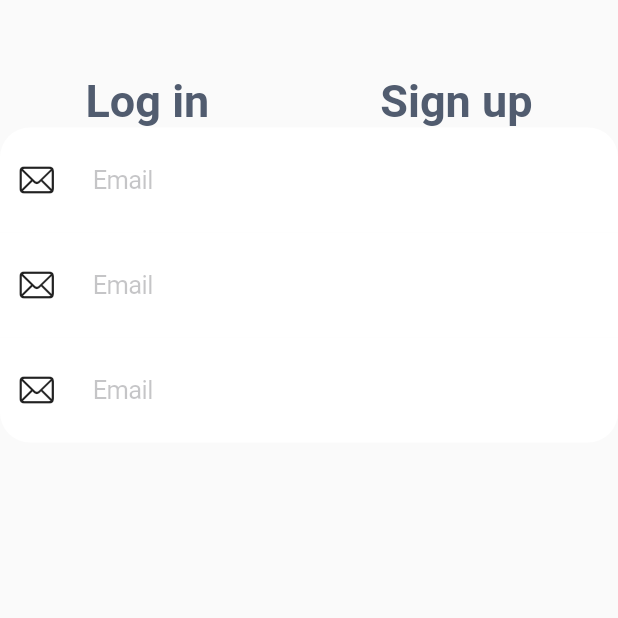
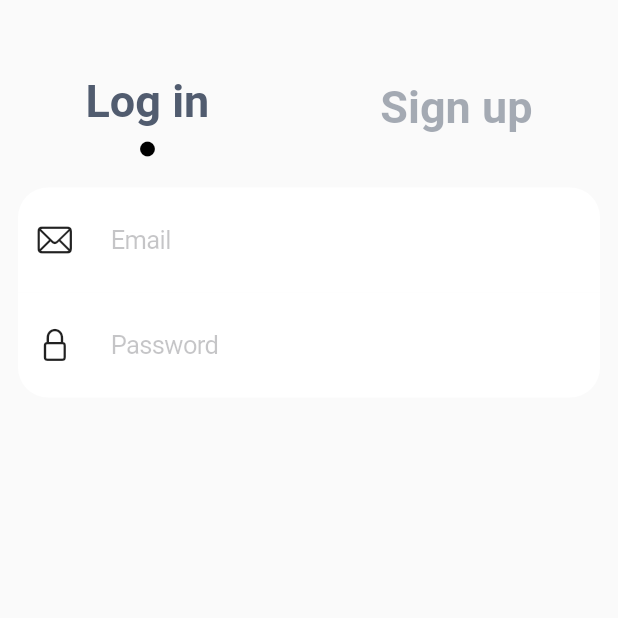
Before and after one commit to swilam202/shopify, a Flutter app: the screen it shows after launch, on a phone screen of 412 x 824 dp, the top half of it. Run offline on Flutter 3.47's test engine with Material 2 defaults, Android fonts, the phone set to English and light mode, and no system bars; our stand-ins replace flutter_bloc.

Commit message:
auth row items

```diff
--- /dev/null
+++ b/lib/auth feature/presenetaion/controller/auth cubit.dart
@@ -0,0 +1,20 @@
+import 'package:flutter_bloc/flutter_bloc.dart';
+import 'package:hhhhhhhh/auth%20feature/presenetaion/controller/auth%20state.dart';
+
+
+class AuthCubit extends Cubit<AuthState>{
+  AuthCubit():super(LoginState());
+
+  //bool isLogin = true;
+
+  void switchAuthMode({required bool isLogin}){
+    if(isLogin){
+      emit(LoginState());
+
+    }
+    else{
+      emit(SignupState());
+
+    }
+  }
+}
--- /dev/null
+++ b/lib/auth feature/presenetaion/controller/auth state.dart
@@ -0,0 +1,5 @@
+abstract class AuthState {}
+
+class LoginState extends AuthState{}
+
+class SignupState extends AuthState{}
--- a/lib/auth feature/presenetaion/pages/auth page.dart
+++ b/lib/auth feature/presenetaion/pages/auth page.dart
@@ -1,5 +1,10 @@
 import 'package:flutter/cupertino.dart';
 import 'package:flutter/material.dart';
+import 'package:flutter_bloc/flutter_bloc.dart';
+import 'package:hhhhhhhh/auth%20feature/presenetaion/controller/auth%20cubit.dart';
+import 'package:hhhhhhhh/auth%20feature/presenetaion/controller/auth%20state.dart';
+import 'package:hhhhhhhh/auth%20feature/presenetaion/widgets/auth%20row%20items.dart';
+import 'package:hhhhhhhh/auth%20feature/presenetaion/widgets/auth%20text%20form%20field%20section.dart';
 import 'package:hhhhhhhh/auth%20feature/presenetaion/widgets/positions%20enum.dart';
 import 'package:hhhhhhhh/core/styles/text%20styles.dart';
 
@@ -10,44 +15,36 @@ class AuthPage extends StatelessWidget {
 
   @override
   Widget build(BuildContext context) {
-    return  Scaffold(
+    return Scaffold(
       body: SafeArea(
-        child: Column(
-          children: [
-            Padding(
-              padding: EdgeInsets.only(top: 50),
-              child: Row(
-
+        child: BlocBuilder<AuthCubit, AuthState>(
+          builder: (context, state) {
+            return Padding(
+          padding: EdgeInsets.only(top: 50),
+          child: Column(
+            children: [
+              Row(
                 mainAxisAlignment: MainAxisAlignment.spaceAround,
                 children: [
-                  Text('Log in',style: TextStyles.style30Bold,),
-                  Text('Sign up',style: TextStyles.style30Bold,),
-
+                  GestureDetector(
+                    onTap: ()=>BlocProvider.of<AuthCubit>(context).switchAuthMode(isLogin: true),
+                    child: LoginRowItem(isLogin: (state is LoginState)? true:false,)
+                  ),
+                  GestureDetector(
+                    onTap: ()=>BlocProvider.of<AuthCubit>(context).switchAuthMode(isLogin: false),
+                    child: SignupRowItem(isLogin: (state is SignupState)? true:false,),),
                 ],
               ),
-            ),
-            AuthTextFormField(
-              icon: CupertinoIcons.envelope,
-              placeholder: 'Email',
-              position: Positions.top,
+                ///AuthLogInTextFieldSection(),
 
-            ),
-            AuthTextFormField(
-              icon: CupertinoIcons.envelope,
-              placeholder: 'Email',
-              position: Positions.center,
+                  (state is LoginState)? const AuthLogInTextFieldSection():const AuthSignUpTextFieldSection(),
 
-            ),
-            AuthTextFormField(
-              icon: CupertinoIcons.envelope,
-              placeholder: 'Email',
-              position: Positions.buttom,
-
-            ),
-          ],
+            ],
+          ),
+        );
+          },
         ),
       ),
-      );
-
+    );
   }
 }
--- /dev/null
+++ b/lib/auth feature/presenetaion/widgets/auth row items.dart
@@ -0,0 +1,73 @@
+import 'package:flutter/material.dart';
+
+import '../../../core/styles/text styles.dart';
+
+class LoginRowItem extends StatelessWidget {
+  const LoginRowItem({
+    super.key,
+    required this.isLogin,
+  });
+  final bool isLogin;
+  @override
+  Widget build(BuildContext context) {
+    return AnimatedOpacity(
+      opacity: isLogin ? 1 : 0.5,
+      duration: const Duration(seconds: 1),
+      child: Column(
+        children: [
+          const Text(
+            'Log in',
+            style: TextStyles.style30Bold,
+          ),
+          isLogin
+              ? const Padding(
+                  padding: EdgeInsets.all(8.0),
+                  child: Icon(
+                    Icons.circle,
+                    color: Colors.black,
+                    size: 12,
+                  ),
+                )
+              : const Padding(
+                  padding: EdgeInsets.all(10.0),
+                ),
+        ],
+      ),
+    );
+  }
+}
+
+class SignupRowItem extends StatelessWidget {
+  const SignupRowItem({
+    super.key,
+    required this.isLogin,
+  });
+  final bool isLogin;
+  @override
+  Widget build(BuildContext context) {
+    return AnimatedOpacity(
+      opacity: isLogin ? 1 : 0.5,
+      duration: const Duration(seconds: 1),
+      child: Column(
+        children: [
+          const Text(
+            'Sign up',
+            style: TextStyles.style30Bold,
+          ),
+          isLogin
+              ? const Padding(
+                  padding: EdgeInsets.all(8.0),
+                  child: Icon(
+                    Icons.circle,
+                    color: Colors.black,
+                    size: 12,
+                  ),
+                )
+              : const Padding(
+                  padding: EdgeInsets.all(10.0),
+                ),
+        ],
+      ),
+    );
+  }
+}
--- /dev/null
+++ b/lib/auth feature/presenetaion/widgets/auth text form field section.dart
@@ -0,0 +1,59 @@
+import 'package:flutter/cupertino.dart';
+import 'package:flutter/material.dart';
+import 'package:hhhhhhhh/auth%20feature/presenetaion/widgets/auth%20text%20form%20field.dart';
+import 'package:hhhhhhhh/auth%20feature/presenetaion/widgets/positions%20enum.dart';
+
+class AuthSignUpTextFieldSection extends StatelessWidget {
+  const AuthSignUpTextFieldSection({super.key});
+
+  @override
+  Widget build(BuildContext context) {
+    return const Padding(
+      padding: EdgeInsets.all(12.0),
+      child: Column(
+        children: [
+          AuthTextFormField(
+            icon: CupertinoIcons.envelope,
+            placeholder: 'Email',
+            position: Positions.top,
+          ),
+          AuthTextFormField(
+            icon: CupertinoIcons.person,
+            placeholder: 'Username',
+            position: Positions.center,
+          ),
+          AuthTextFormField(
+            icon: CupertinoIcons.lock,
+            placeholder: 'Password',
+            position: Positions.buttom,
+          ),
+        ],
+      ),
+    );
+  }
+}
+
+class AuthLogInTextFieldSection extends StatelessWidget {
+  const AuthLogInTextFieldSection({super.key});
+
+  @override
+  Widget build(BuildContext context) {
+    return const Padding(
+      padding: EdgeInsets.all(12.0),
+      child: Column(
+        children: [
+          AuthTextFormField(
+            icon: CupertinoIcons.envelope,
+            placeholder: 'Email',
+            position: Positions.top,
+          ),
+          AuthTextFormField(
+            icon: CupertinoIcons.lock,
+            placeholder: 'Password',
+            position: Positions.buttom,
+          ),
+        ],
+      ),
+    );
+  }
+}
--- a/lib/main.dart
+++ b/lib/main.dart
@@ -1,4 +1,6 @@
 import 'package:flutter/material.dart';
+import 'package:flutter_bloc/flutter_bloc.dart';
+import 'package:hhhhhhhh/auth%20feature/presenetaion/controller/auth%20cubit.dart';
 import 'package:hhhhhhhh/auth%20feature/presenetaion/pages/auth%20page.dart';
 
 void main() {
@@ -10,8 +12,13 @@ class Shopify extends StatelessWidget {
 
   @override
   Widget build(BuildContext context) {
-    return const MaterialApp(
-      home: AuthPage(),
+    return MultiBlocProvider(
+      providers: [
+        BlocProvider(create: (context) => AuthCubit()),
+      ],
+      child: const MaterialApp(
+        home: AuthPage(),
+      ),
     );
   }
 }
```
